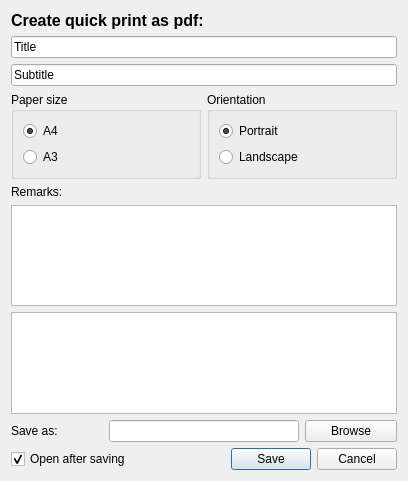
Qt form quick_print3_dialog_base.ui (MarcoDuiker/QGIS_QuickPrint) before a commit.
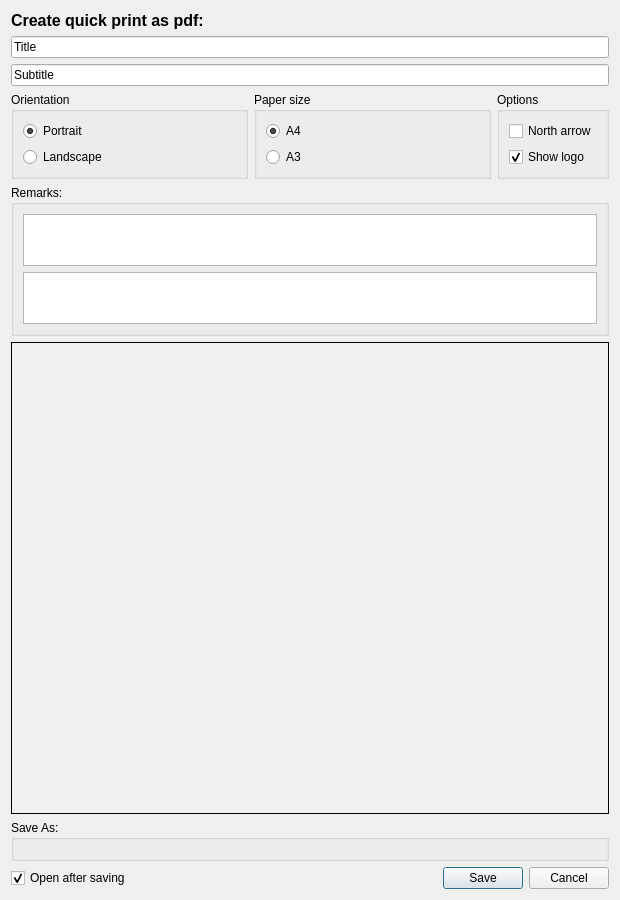
The same form after that commit. Custom widgets are drawn as their Qt base class.

Commit message: preview, north arrow, logo functionality; todo translation and docs

The edit to the form file:
```diff
--- a/quick_print3_dialog_base.ui
+++ b/quick_print3_dialog_base.ui
@@ -6,15 +6,30 @@
    <rect>
     <x>0</x>
     <y>0</y>
-    <width>408</width>
-    <height>481</height>
+    <width>620</width>
+    <height>900</height>
    </rect>
   </property>
+  <property name="minimumSize">
+   <size>
+    <width>620</width>
+    <height>900</height>
+   </size>
+  </property>
+  <property name="maximumSize">
+   <size>
+    <width>16777215</width>
+    <height>16777215</height>
+   </size>
+  </property>
   <property name="windowTitle">
    <string>QuickPrint</string>
   </property>
-  <layout class="QGridLayout" name="gridLayout">
-   <item row="0" column="0" colspan="3">
+  <layout class="QVBoxLayout" name="verticalLayout">
+   <property name="sizeConstraint">
+    <enum>QLayout::SetMaximumSize</enum>
+   </property>
+   <item>
     <widget class="QLabel" name="VensterLbl">
      <property name="font">
       <font>
@@ -28,176 +43,298 @@
      </property>
     </widget>
    </item>
-   <item row="4" column="0">
-    <widget class="QLabel" name="opmerkingenLbl">
-     <property name="enabled">
-      <bool>true</bool>
+   <item>
+    <layout class="QVBoxLayout" name="verticalLayout_3">
+     <property name="sizeConstraint">
+      <enum>QLayout::SetMaximumSize</enum>
      </property>
-     <property name="text">
+     <item>
+      <widget class="QLineEdit" name="titelFld">
+       <property name="text">
+        <string>Title</string>
+       </property>
+      </widget>
+     </item>
+     <item>
+      <widget class="QLineEdit" name="subTitelFld">
+       <property name="inputMethodHints">
+        <set>Qt::ImhNone</set>
+       </property>
+       <property name="text">
+        <string>Subtitle</string>
+       </property>
+      </widget>
+     </item>
+    </layout>
+   </item>
+   <item>
+    <layout class="QHBoxLayout" name="horizontalLayout_4">
+     <property name="sizeConstraint">
+      <enum>QLayout::SetMaximumSize</enum>
+     </property>
+     <item>
+      <widget class="QGroupBox" name="groupBox_2">
+       <property name="sizePolicy">
+        <sizepolicy hsizetype="Expanding" vsizetype="Expanding">
+         <horstretch>0</horstretch>
+         <verstretch>0</verstretch>
+        </sizepolicy>
+       </property>
+       <property name="maximumSize">
+        <size>
+         <width>317</width>
+         <height>109</height>
+        </size>
+       </property>
+       <property name="title">
+        <string>Orientation</string>
+       </property>
+       <layout class="QGridLayout" name="gridLayout_3">
+        <item row="0" column="0" alignment="Qt::AlignLeft">
+         <widget class="QRadioButton" name="portretBtn">
+          <property name="sizePolicy">
+           <sizepolicy hsizetype="Minimum" vsizetype="Minimum">
+            <horstretch>0</horstretch>
+            <verstretch>0</verstretch>
+           </sizepolicy>
+          </property>
+          <property name="text">
+           <string>Portrait</string>
+          </property>
+          <property name="checked">
+           <bool>true</bool>
+          </property>
+         </widget>
+        </item>
+        <item row="1" column="0" alignment="Qt::AlignLeft">
+         <widget class="QRadioButton" name="landschapBtn">
+          <property name="sizePolicy">
+           <sizepolicy hsizetype="Minimum" vsizetype="Minimum">
+            <horstretch>0</horstretch>
+            <verstretch>0</verstretch>
+           </sizepolicy>
+          </property>
+          <property name="text">
+           <string>Landscape</string>
+          </property>
+         </widget>
+        </item>
+       </layout>
+      </widget>
+     </item>
+     <item>
+      <widget class="QGroupBox" name="groupBox">
+       <property name="sizePolicy">
+        <sizepolicy hsizetype="Expanding" vsizetype="Expanding">
+         <horstretch>0</horstretch>
+         <verstretch>0</verstretch>
+        </sizepolicy>
+       </property>
+       <property name="maximumSize">
+        <size>
+         <width>16777215</width>
+         <height>109</height>
+        </size>
+       </property>
+       <property name="title">
+        <string>Paper size</string>
+       </property>
+       <layout class="QGridLayout" name="gridLayout_2">
+        <item row="1" column="0" alignment="Qt::AlignLeft">
+         <widget class="QRadioButton" name="a3Btn">
+          <property name="sizePolicy">
+           <sizepolicy hsizetype="Minimum" vsizetype="Minimum">
+            <horstretch>0</horstretch>
+            <verstretch>0</verstretch>
+           </sizepolicy>
+          </property>
+          <property name="text">
+           <string>A3</string>
+          </property>
+         </widget>
+        </item>
+        <item row="0" column="0" alignment="Qt::AlignLeft">
+         <widget class="QRadioButton" name="a4Btn">
+          <property name="sizePolicy">
+           <sizepolicy hsizetype="Minimum" vsizetype="Minimum">
+            <horstretch>0</horstretch>
+            <verstretch>0</verstretch>
+           </sizepolicy>
+          </property>
+          <property name="text">
+           <string>A4</string>
+          </property>
+          <property name="checked">
+           <bool>true</bool>
+          </property>
+         </widget>
+        </item>
+       </layout>
+      </widget>
+     </item>
+     <item>
+      <widget class="QGroupBox" name="groupBox_3">
+       <property name="title">
+        <string>Options</string>
+       </property>
+       <layout class="QVBoxLayout" name="verticalLayout_4">
+        <item>
+         <widget class="QCheckBox" name="northarrow_cbx">
+          <property name="toolTip">
+           <string>Add north arrow to the map</string>
+          </property>
+          <property name="whatsThis">
+           <string>Add north arrow to the map. Most of the time this is not needed if the map is north oriented.</string>
+          </property>
+          <property name="text">
+           <string>North arrow</string>
+          </property>
+         </widget>
+        </item>
+        <item>
+         <widget class="QCheckBox" name="logo_cbx">
+          <property name="toolTip">
+           <string>Add logo to the map</string>
+          </property>
+          <property name="whatsThis">
+           <string>Adds logo to the map if a logo is configured in the settings</string>
+          </property>
+          <property name="text">
+           <string>Show logo</string>
+          </property>
+          <property name="checked">
+           <bool>true</bool>
+          </property>
+         </widget>
+        </item>
+       </layout>
+      </widget>
+     </item>
+    </layout>
+   </item>
+   <item>
+    <widget class="QGroupBox" name="groupBox_5">
+     <property name="maximumSize">
+      <size>
+       <width>16777215</width>
+       <height>151</height>
+      </size>
+     </property>
+     <property name="cursor">
+      <cursorShape>ArrowCursor</cursorShape>
+     </property>
+     <property name="title">
       <string>Remarks:</string>
      </property>
+     <layout class="QVBoxLayout" name="verticalLayout_2">
+      <item>
+       <widget class="QPlainTextEdit" name="bronnenFld">
+        <property name="plainText">
+         <string/>
+        </property>
+       </widget>
+      </item>
+      <item>
+       <widget class="QPlainTextEdit" name="opmerkingenFld"/>
+      </item>
+     </layout>
     </widget>
    </item>
-   <item row="5" column="0" colspan="4">
-    <widget class="QPlainTextEdit" name="bronnenFld">
-     <property name="plainText">
+   <item>
+    <widget class="QLabel" name="preview_lbl">
+     <property name="sizePolicy">
+      <sizepolicy hsizetype="Expanding" vsizetype="Preferred">
+       <horstretch>0</horstretch>
+       <verstretch>7</verstretch>
+      </sizepolicy>
+     </property>
+     <property name="minimumSize">
+      <size>
+       <width>0</width>
+       <height>271</height>
+      </size>
+     </property>
+     <property name="maximumSize">
+      <size>
+       <width>16777215</width>
+       <height>16777215</height>
+      </size>
+     </property>
+     <property name="autoFillBackground">
+      <bool>true</bool>
+     </property>
+     <property name="frameShape">
+      <enum>QFrame::Box</enum>
+     </property>
+     <property name="text">
       <string/>
      </property>
-    </widget>
-   </item>
-   <item row="6" column="0" colspan="4">
-    <widget class="QPlainTextEdit" name="opmerkingenFld"/>
-   </item>
-   <item row="7" column="0">
-    <widget class="QLabel" name="label">
-     <property name="text">
-      <string>Save as:</string>
+     <property name="scaledContents">
+      <bool>false</bool>
      </property>
-    </widget>
-   </item>
-   <item row="7" column="1" colspan="2">
-    <widget class="QLineEdit" name="pdfFileNameBox"/>
-   </item>
-   <item row="7" column="3">
-    <widget class="QPushButton" name="fileBrowseButton">
-     <property name="text">
-      <string>Browse</string>
+     <property name="alignment">
+      <set>Qt::AlignCenter</set>
      </property>
     </widget>
    </item>
-   <item row="8" column="0" colspan="2">
-    <widget class="QCheckBox" name="openAfterSaveBox">
-     <property name="statusTip">
-      <string>Open pdf file after saving</string>
-     </property>
-     <property name="whatsThis">
-      <string>Open pdf file after saving with default pdf viewer</string>
-     </property>
-     <property name="text">
-      <string>Open after saving</string>
-     </property>
-     <property name="checked">
-      <bool>true</bool>
-     </property>
-    </widget>
-   </item>
-   <item row="8" column="2" colspan="2">
-    <widget class="QDialogButtonBox" name="cancel_save_button_box">
-     <property name="orientation">
-      <enum>Qt::Horizontal</enum>
-     </property>
-     <property name="standardButtons">
-      <set>QDialogButtonBox::Cancel|QDialogButtonBox::Save</set>
-     </property>
-    </widget>
-   </item>
-   <item row="3" column="0" colspan="2">
-    <widget class="QGroupBox" name="groupBox">
-     <property name="sizePolicy">
-      <sizepolicy hsizetype="Expanding" vsizetype="Expanding">
-       <horstretch>0</horstretch>
-       <verstretch>0</verstretch>
-      </sizepolicy>
-     </property>
+   <item>
+    <widget class="QGroupBox" name="groupBox_6">
      <property name="title">
-      <string>Paper size</string>
+      <string>Save As:</string>
      </property>
-     <layout class="QGridLayout" name="gridLayout_2">
-      <item row="1" column="0">
-       <widget class="QRadioButton" name="a3Btn">
-        <property name="sizePolicy">
-         <sizepolicy hsizetype="Minimum" vsizetype="Minimum">
-          <horstretch>0</horstretch>
-          <verstretch>0</verstretch>
-         </sizepolicy>
+     <layout class="QHBoxLayout" name="horizontalLayout_2">
+      <item>
+       <widget class="QgsFileWidget" name="file_name_qfw">
+        <property name="dialogTitle">
+         <string>Save pdf or png</string>
         </property>
-        <property name="text">
-         <string>A3</string>
+        <property name="storageMode">
+         <enum>QgsFileWidget::SaveFile</enum>
         </property>
        </widget>
       </item>
-      <item row="0" column="0">
-       <widget class="QRadioButton" name="a4Btn">
-        <property name="sizePolicy">
-         <sizepolicy hsizetype="Minimum" vsizetype="Minimum">
-          <horstretch>0</horstretch>
-          <verstretch>0</verstretch>
-         </sizepolicy>
-        </property>
-        <property name="text">
-         <string>A4</string>
-        </property>
-        <property name="checked">
-         <bool>true</bool>
-        </property>
-       </widget>
-      </item>
      </layout>
     </widget>
    </item>
-   <item row="3" column="2" colspan="2">
-    <widget class="QGroupBox" name="groupBox_2">
-     <property name="sizePolicy">
-      <sizepolicy hsizetype="Expanding" vsizetype="Expanding">
-       <horstretch>0</horstretch>
-       <verstretch>0</verstretch>
-      </sizepolicy>
-     </property>
-     <property name="title">
-      <string>Orientation</string>
-     </property>
-     <layout class="QGridLayout" name="gridLayout_3">
-      <item row="0" column="0">
-       <widget class="QRadioButton" name="portretBtn">
-        <property name="sizePolicy">
-         <sizepolicy hsizetype="Minimum" vsizetype="Minimum">
-          <horstretch>0</horstretch>
-          <verstretch>0</verstretch>
-         </sizepolicy>
-        </property>
-        <property name="text">
-         <string>Portrait</string>
-        </property>
-        <property name="checked">
-         <bool>true</bool>
-        </property>
-       </widget>
-      </item>
-      <item row="1" column="0">
-       <widget class="QRadioButton" name="landschapBtn">
-        <property name="sizePolicy">
-         <sizepolicy hsizetype="Minimum" vsizetype="Minimum">
-          <horstretch>0</horstretch>
-          <verstretch>0</verstretch>
-         </sizepolicy>
-        </property>
-        <property name="text">
-         <string>Landscape</string>
-        </property>
-       </widget>
-      </item>
-     </layout>
-    </widget>
-   </item>
-   <item row="1" column="0" colspan="4">
-    <widget class="QLineEdit" name="titelFld">
-     <property name="text">
-      <string>Title</string>
-     </property>
-    </widget>
-   </item>
-   <item row="2" column="0" colspan="4">
-    <widget class="QLineEdit" name="subTitelFld">
-     <property name="inputMethodHints">
-      <set>Qt::ImhNone</set>
-     </property>
-     <property name="text">
-      <string>Subtitle</string>
-     </property>
-    </widget>
+   <item>
+    <layout class="QHBoxLayout" name="horizontalLayout_3">
+     <item>
+      <widget class="QCheckBox" name="openAfterSaveBox">
+       <property name="statusTip">
+        <string>Open pdf file after saving</string>
+       </property>
+       <property name="whatsThis">
+        <string>Open pdf file after saving with default pdf viewer</string>
+       </property>
+       <property name="text">
+        <string>Open after saving</string>
+       </property>
+       <property name="checked">
+        <bool>true</bool>
+       </property>
+      </widget>
+     </item>
+     <item>
+      <widget class="QDialogButtonBox" name="cancel_save_button_box">
+       <property name="orientation">
+        <enum>Qt::Horizontal</enum>
+       </property>
+       <property name="standardButtons">
+        <set>QDialogButtonBox::Cancel|QDialogButtonBox::Save</set>
+       </property>
+      </widget>
+     </item>
+    </layout>
    </item>
   </layout>
  </widget>
+ <customwidgets>
+  <customwidget>
+   <class>QgsFileWidget</class>
+   <extends>QWidget</extends>
+   <header>qgsfilewidget.h</header>
+  </customwidget>
+ </customwidgets>
  <resources/>
  <connections>
   <connection>
```
The commit also changes 4 other files.
